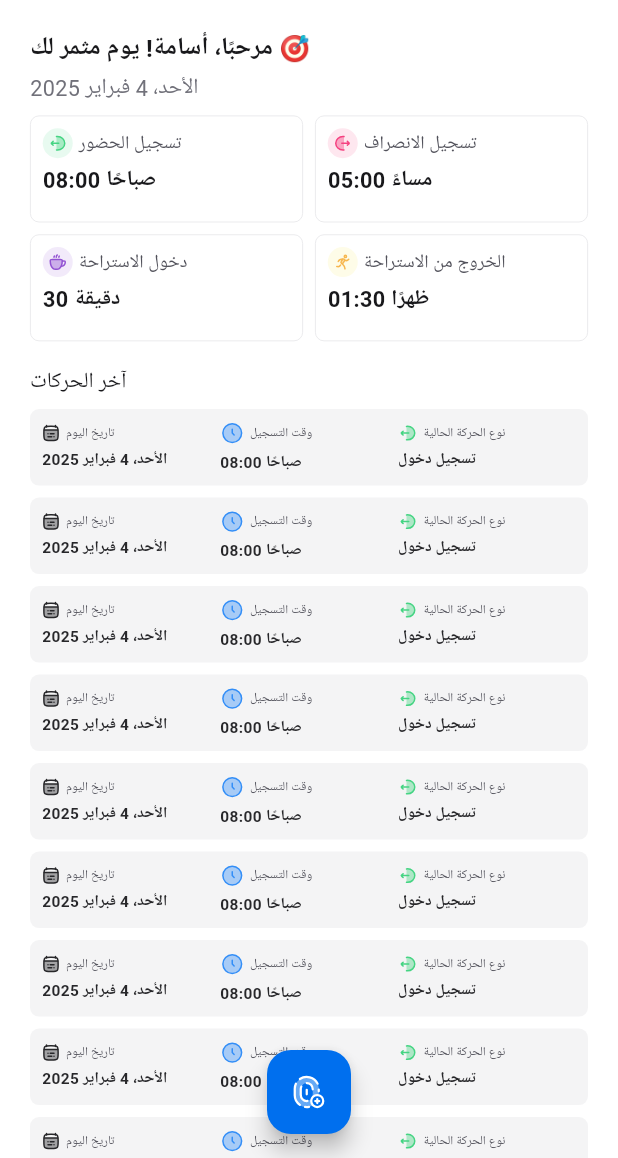
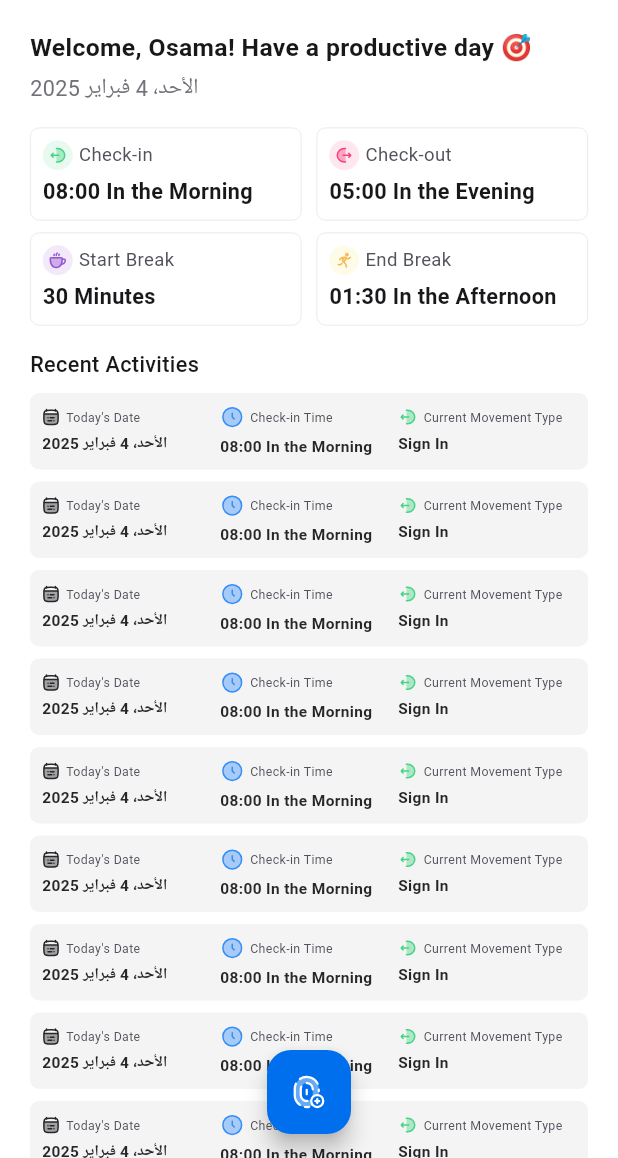
Before and after one commit to mahmoudSobhiAwad/time_attend_hr, a Flutter app: the HomeView screen opened directly, on a phone screen of 412 x 824 dp, the part 78-1236 px from its top. Run offline on Flutter 3.47's test engine with Material 3 defaults, Android fonts, the phone set to English and light mode, and no system bars; our stand-ins replace easy_localization, flutter_svg; Roboto replaces fonts that are missing (Somar Sans).

Commit message:
add localiztion to app

```diff
--- /dev/null
+++ b/l10n/ar.json
@@ -0,0 +1,20 @@
+{
+    "welcom_message": "مرحبًا، أسامة! يوم مثمر لك 🎯",
+    "login_attendance": "تسجيل الحضور",
+    "logout_attendance": "تسجيل الانصراف",
+    "break_in": "دخول الاستراحة",
+    "break_out": "الخروج من الاستراحة",
+    "last_movements": "آخر الحركات",
+    "date_of_day": "تاريخ اليوم",
+    "login_time": "وقت التسجيل",
+    "movement_type": "نوع الحركة الحالية",
+    "login_movement": "تسجيل دخول",
+    "logout_movement": "تسجيل خروج",
+    "morning_time": "صباحًا",
+    "afternoon_time": "ظهرًا",
+    "evening_time": "مساءً",
+    "time_in_minutes_less":"دقيقة",
+    "time_in_minutes_more":"دقائق",
+    "time_in_hour_more":"ساعات",
+    "time_in_hour_less":"ساعة"
+}
--- /dev/null
+++ b/l10n/en.json
@@ -0,0 +1,20 @@
+{
+    "welcom_message": "Welcome, Osama! Have a productive day 🎯",
+    "login_attendance": "Check-in",
+    "logout_attendance": "Check-out",
+    "break_in": "Start Break",
+    "break_out": "End Break",
+    "last_movements": "Recent Activities",
+    "date_of_day": "Today's Date",
+    "login_time": "Check-in Time",
+    "movement_type": "Current Movement Type",
+    "login_movement": "Sign In",
+    "logout_movement": "Sign Out",
+    "morning_time": "In the Morning",
+    "afternoon_time": "In the Afternoon",
+    "evening_time": "In the Evening",
+    "time_in_minutes_less":"Minutes",
+    "time_in_minutes_more":"Minutes",
+    "time_in_hour_more":"Hours",
+    "time_in_hour_less":"Hour"
+}
--- a/lib/core/utils/functions/get_responsive_font_size.dart
+++ b/lib/core/utils/functions/get_responsive_font_size.dart
@@ -5,7 +5,7 @@ double getResponiveFontSize(BuildContext context,
   double scaleFactor = getScaleFactor(context);
   double responsiveFontSize = scaleFactor * baseFontSize;
   double minWidth = 0.8 * baseFontSize;
-  double maxWidth = 1.2 * baseFontSize;
+  double maxWidth = 1.75 * baseFontSize;
   return responsiveFontSize.clamp(minWidth, maxWidth);
 }
 
@@ -13,9 +13,7 @@ double getScaleFactor(BuildContext context) {
   double screenWidth = MediaQuery.sizeOf(context).width;
   if (screenWidth < 500) {
     return screenWidth / 400;
-  } else if (screenWidth < 1200) {
-    return screenWidth / 600;
-  } else {
-    return screenWidth / 1600;
+  }  else {
+    return screenWidth;
   }
 }
--- a/lib/features/home/data/models/movement_action_model.dart
+++ b/lib/features/home/data/models/movement_action_model.dart
@@ -1,3 +1,4 @@
+import 'package:easy_localization/easy_localization.dart';
 import 'package:flutter/material.dart';
 import 'package:time_attend_hr/core/utils/theme/app_colors.dart';
 import 'package:time_attend_hr/core/utils/theme/app_images.dart';
@@ -17,39 +18,39 @@ class MovementActionModel {
 List<MovementActionModel> movementActionList = [
   MovementActionModel(
       iconPath: AppImages.arrowIn,
-      labelName: "تسجيل الحضور",
-      content: "08:00 صباحًا",
+      labelName: "login_attendance",
+      content: "08:00 ${"morning_time".tr()}",
       backgroundColor: AppColors.lightGreen),
   MovementActionModel(
       iconPath: AppImages.arrowOut,
-      labelName: "تسجيل الانصراف",
-      content: "05:00 مساءً",
+      labelName: "logout_attendance",
+      content: "05:00 ${"evening_time".tr()}",
       backgroundColor: AppColors.lightRed),
   MovementActionModel(
       iconPath: AppImages.breakTimeIn,
-      labelName: "دخول الاستراحة",
-      content: "30 دقيقة",
+      labelName: "break_in",
+      content: "30 ${"time_in_minutes_more".tr()}",
       backgroundColor: AppColors.lightPurble),
   MovementActionModel(
       iconPath: AppImages.breakTimeOut,
-      labelName: "الخروج من الاستراحة",
-      content: "01:30 ظهرًا",
+      labelName: "break_out",
+      content: "01:30 ${"afternoon_time".tr()}",
       backgroundColor: AppColors.lightYellow),
 ];
 List<MovementActionModel> lastMovementItemStructureList = [
   MovementActionModel(
     iconPath: AppImages.datePickerIcon,
-    labelName: "تاريخ اليوم",
+    labelName: "date_of_day",
     content: "الأحد، 4 فبراير 2025",
   ),
   MovementActionModel(
     iconPath: AppImages.loginTimeIcon,
-    labelName: "وقت التسجيل",
-    content: "08:00 صباحًا",
+    labelName: "login_time",
+    content: "08:00 ${"morning_time".tr()}",
   ),
   MovementActionModel(
     iconPath: AppImages.arrowIn,
-    labelName: "نوع الحركة الحالية",
-    content: "تسجيل دخول",
+    labelName: "movement_type",
+    content: "login_movement".tr(),
   ),
 ];
--- a/lib/features/home/presentation/view/widgets/action_movement_item.dart
+++ b/lib/features/home/presentation/view/widgets/action_movement_item.dart
@@ -1,3 +1,4 @@
+import 'package:easy_localization/easy_localization.dart';
 import 'package:flutter/material.dart';
 import 'package:flutter_svg/svg.dart';
 import 'package:time_attend_hr/core/utils/theme/app_colors.dart';
@@ -32,10 +33,12 @@ class ActionMovementItem extends StatelessWidget {
                   backgroundColor: model.backgroundColor,
                   radius: 10,
                   child: SvgPicture.asset(model.iconPath)),
-              Text(
-                model.labelName,
-                style: AppFontStyle.regular12(context),
-              )
+              Flexible(
+                child: Text(
+                  model.labelName.tr(),
+                  style: AppFontStyle.regular12(context),
+                ),
+              ),
             ],
           ),
           Text(
--- a/lib/features/home/presentation/view/widgets/home_app_bar.dart
+++ b/lib/features/home/presentation/view/widgets/home_app_bar.dart
@@ -1,3 +1,4 @@
+import 'package:easy_localization/easy_localization.dart';
 import 'package:flutter/material.dart';
 import 'package:flutter_svg/svg.dart';
 import 'package:time_attend_hr/core/utils/theme/app_colors.dart';
@@ -15,7 +16,15 @@ class HomeAppBar extends StatelessWidget {
       child: Row(
         mainAxisAlignment: MainAxisAlignment.spaceBetween,
         children: [
-          SvgPicture.asset(AppImages.appLogo),
+          InkWell(
+              onTap: () {
+                if (context.locale.languageCode == 'en') {
+                  context.setLocale(Locale('ar'));
+                } else {
+                  context.setLocale(Locale('en'));
+                }
+              },
+              child: SvgPicture.asset(AppImages.appLogo)),
           CircleAvatar(
               radius: 20,
               backgroundColor: AppColors.avatarBackGround,
--- a/lib/features/home/presentation/view/widgets/home_body.dart
+++ b/lib/features/home/presentation/view/widgets/home_body.dart
@@ -1,3 +1,4 @@
+import 'package:easy_localization/easy_localization.dart';
 import 'package:flutter/material.dart';
 import 'package:time_attend_hr/core/utils/theme/app_font_stlyles.dart';
 import 'package:time_attend_hr/features/home/presentation/view/widgets/home_app_bar.dart';
@@ -26,14 +27,14 @@ class HomeBody extends StatelessWidget {
           Padding(
             padding: const EdgeInsets.symmetric(vertical: 8.0),
             child: Text(
-              "آخر الحركات",
+              "last_movements".tr(),
               style: AppFontStyle.medium14(context),
             ),
           ),
           // this list contain all last movements
           Expanded(
               child: ListView.separated(
-                padding: EdgeInsets.only(bottom: 8),
+                  padding: EdgeInsets.only(bottom: 8),
                   itemBuilder: (context, index) {
                     return LastMovementItem();
                   },
--- a/lib/features/home/presentation/view/widgets/movement_action_grid.dart
+++ b/lib/features/home/presentation/view/widgets/movement_action_grid.dart
@@ -3,26 +3,30 @@ import 'package:time_attend_hr/features/home/data/models/movement_action_model.d
 import 'package:time_attend_hr/features/home/presentation/view/widgets/action_movement_item.dart';
 
 class MovementActionGrid extends StatelessWidget {
-  const MovementActionGrid({
-    super.key,
-  });
+  const MovementActionGrid({super.key});
 
   @override
   Widget build(BuildContext context) {
-    return AspectRatio(
-      aspectRatio: 375 / 160,
-      child: GridView.builder(
-          itemCount: movementActionList.length,
-          gridDelegate: SliverGridDelegateWithFixedCrossAxisCount(
-              crossAxisCount: 2,
-              mainAxisSpacing: 8,
-              childAspectRatio: 163.5 / 64,
-              crossAxisSpacing: 8),
-          itemBuilder: (context, index) {
-            return ActionMovementItem(
-              model: movementActionList[index],
-            );
-          }),
+    return Padding(
+      padding: const EdgeInsets.symmetric(vertical: 8.0),
+      child: Column(
+        spacing: 8,
+        children: [
+          ...List.generate(
+            (movementActionList.length / 2).ceil(),
+            (rowIndex) {
+              int startIndex = rowIndex * 2;
+              int endIndex = (startIndex + 2).clamp(0, movementActionList.length);
+              return Row(
+                spacing: 10,
+                children: movementActionList.sublist(startIndex, endIndex).map((model) {
+                  return Expanded(child: ActionMovementItem(model: model));
+                }).toList(),
+              );
+            },
+          ),
+        ],
+      ),
     );
   }
 }
--- a/lib/features/home/presentation/view/widgets/single_parts_last_movement.dart
+++ b/lib/features/home/presentation/view/widgets/single_parts_last_movement.dart
@@ -1,3 +1,4 @@
+import 'package:easy_localization/easy_localization.dart';
 import 'package:flutter/material.dart';
 import 'package:flutter_svg/svg.dart';
 import 'package:time_attend_hr/core/utils/theme/app_font_stlyles.dart';
@@ -21,7 +22,7 @@ class SinglePartInLastMovementItem extends StatelessWidget {
             SvgPicture.asset(model.iconPath),
             Flexible(
               child: Text(
-                model.labelName,
+                model.labelName.tr(),
                 style: AppFontStyle.regualr8(context),
               ),
             ),
--- a/lib/features/home/presentation/view/widgets/welcom_message_with_date.dart
+++ b/lib/features/home/presentation/view/widgets/welcom_message_with_date.dart
@@ -1,3 +1,4 @@
+import 'package:easy_localization/easy_localization.dart';
 import 'package:flutter/material.dart';
 import 'package:time_attend_hr/core/utils/theme/app_font_stlyles.dart';
 
@@ -15,7 +16,7 @@ class WelcomMessageWithDate extends StatelessWidget {
         spacing: 4,
         children: [
           Text(
-            "مرحبًا، أسامة! يوم مثمر لك 🎯",
+            "welcom_message".tr(),
             style: AppFontStyle.semiBold16(context),
           ),
           Text(
--- a/lib/main.dart
+++ b/lib/main.dart
@@ -1,13 +1,17 @@
-import 'package:device_preview/device_preview.dart';
-import 'package:flutter/foundation.dart';
+import 'package:easy_localization/easy_localization.dart';
 import 'package:flutter/material.dart';
 import 'package:time_attend_hr/features/home/presentation/view/home_view.dart';
 
-void main() {
-  runApp(DevicePreview(
-    enabled: !kReleaseMode,
-    builder: (context) => const MyApp(), // Wrap your app
-  ));
+void main() async {
+  WidgetsFlutterBinding.ensureInitialized();
+  await EasyLocalization.ensureInitialized();
+  runApp(
+    EasyLocalization(
+        supportedLocales: [Locale('en'), Locale('ar')],
+        path: 'l10n',
+        fallbackLocale: Locale('en', 'US'),
+        child: MyApp()),
+  );
 }
 
 class MyApp extends StatelessWidget {
@@ -16,11 +20,14 @@ class MyApp extends StatelessWidget {
   @override
   Widget build(BuildContext context) {
     return MaterialApp(
+      localizationsDelegates: context.localizationDelegates,
+      supportedLocales: context.supportedLocales,
+      locale: context.locale,
       debugShowCheckedModeBanner: false,
       theme: ThemeData(
         useMaterial3: true,
       ),
-      home: Directionality(textDirection: TextDirection.rtl, child: HomeView()),
+      home: HomeView(),
     );
   }
 }
--- a/pubspec.yaml
+++ b/pubspec.yaml
@@ -12,6 +12,7 @@ environment:
 dependencies:
   cupertino_icons: ^1.0.8
   device_preview: ^1.2.0
+  easy_localization: ^3.0.7+1
   flutter:
     sdk: flutter
   flutter_svg: ^2.0.17
@@ -27,6 +28,7 @@ flutter:
   # To add assets to your application, add an assets section, like this:
   assets:
     - assets/images/
+    - l10n/
   # example:
   fonts:
     - family: Somar Sans
```
Also changed, not shown: pubspec.lock, 2 other files.
